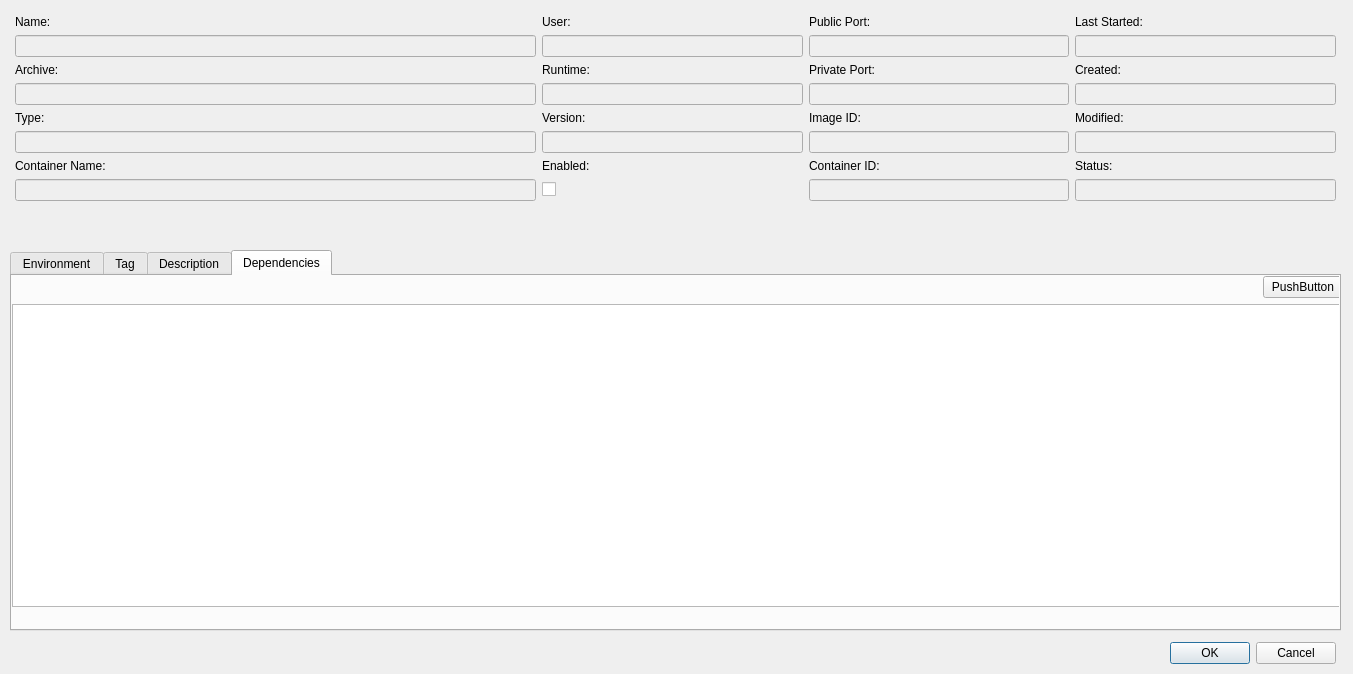
First picture: the form in src/modules/application/ApplicationEditDialog.ui, repository jensvogt/awsmock-qt-ui, before the edit.
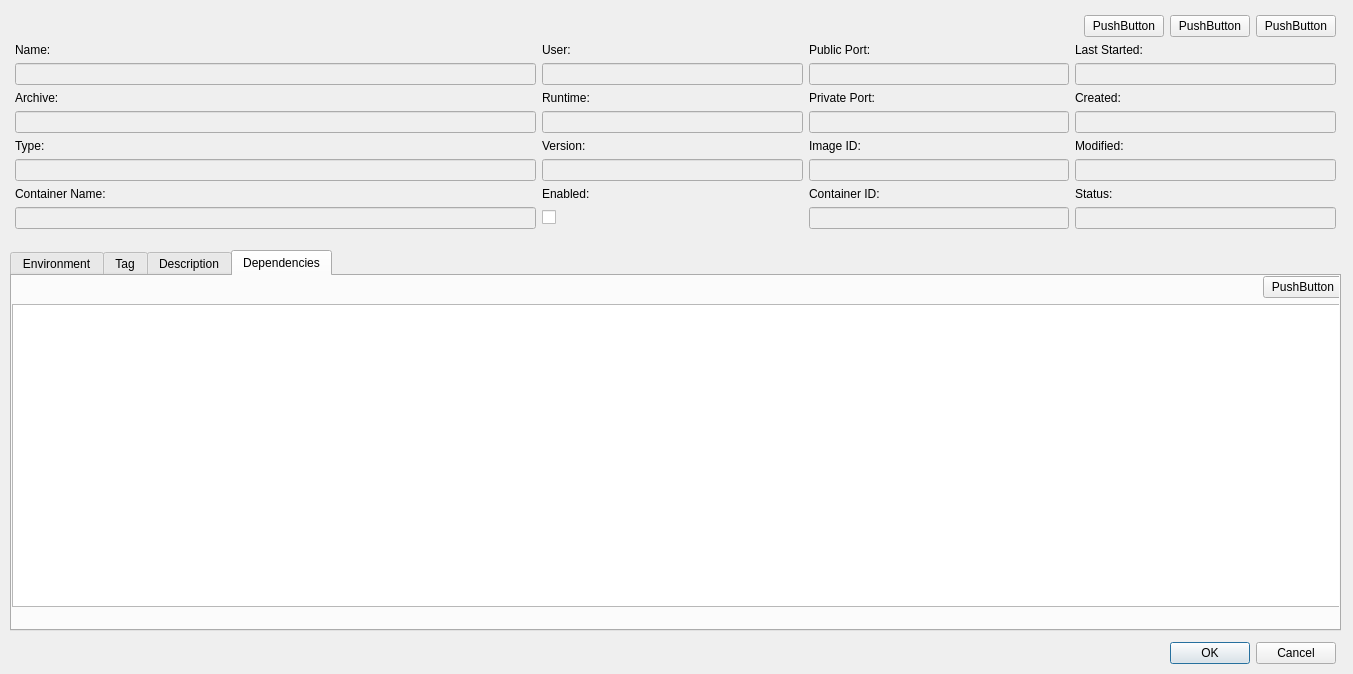
Second picture: the form after the edit.

Patch:
```diff
--- a/src/modules/application/ApplicationEditDialog.ui
+++ b/src/modules/application/ApplicationEditDialog.ui
@@ -19,10 +19,10 @@
      <x>10</x>
      <y>10</y>
      <width>1331</width>
-     <height>241</height>
+     <height>287</height>
     </rect>
    </property>
-   <layout class="QGridLayout" name="gridLayout" columnstretch="2,1,1,1">
+   <layout class="QGridLayout" name="gridLayout" rowstretch="0,0,0,0,0,0,0,0,0,0,0" columnstretch="2,1,1,1">
     <property name="leftMargin">
      <number>5</number>
     </property>
@@ -35,229 +35,195 @@
     <property name="bottomMargin">
      <number>5</number>
     </property>
-    <item row="6" column="1">
-     <widget class="QLineEdit" name="versionEdit">
-      <property name="enabled">
-       <bool>false</bool>
-      </property>
-     </widget>
-    </item>
-    <item row="7" column="0">
-     <widget class="QLabel" name="containerNameLabel">
-      <property name="text">
-       <string>Container Name:</string>
-      </property>
-     </widget>
-    </item>
-    <item row="2" column="1">
-     <widget class="QLabel" name="runtimeLabel">
-      <property name="text">
-       <string>Runtime:</string>
-      </property>
-     </widget>
-    </item>
-    <item row="5" column="3">
+    <item row="6" column="3">
      <widget class="QLabel" name="modifiedLabel">
       <property name="text">
        <string>Modified:</string>
       </property>
      </widget>
     </item>
-    <item row="0" column="0">
-     <widget class="QLabel" name="nameLabel">
-      <property name="text">
-       <string>Name:</string>
+    <item row="4" column="3">
+     <widget class="QLineEdit" name="createdEdit">
+      <property name="enabled">
+       <bool>false</bool>
       </property>
      </widget>
     </item>
-    <item row="2" column="2">
-     <widget class="QLabel" name="privatePortLabel">
+    <item row="3" column="3">
+     <widget class="QLabel" name="createdLabel">
       <property name="text">
-       <string>Private Port:</string>
+       <string>Created:</string>
       </property>
      </widget>
     </item>
-    <item row="2" column="0">
-     <widget class="QLabel" name="archiveLabel">
+    <item row="4" column="2">
+     <widget class="QLineEdit" name="privatePortEdit">
+      <property name="enabled">
+       <bool>false</bool>
+      </property>
+     </widget>
+    </item>
+    <item row="3" column="1">
+     <widget class="QLabel" name="runtimeLabel">
       <property name="text">
-       <string>Archive:</string>
+       <string>Runtime:</string>
       </property>
      </widget>
     </item>
     <item row="8" column="1">
-     <widget class="QCheckBox" name="enabledCheckBox">
+     <widget class="QLabel" name="enabledLabel">
       <property name="text">
-       <string/>
-      </property>
-     </widget>
-    </item>
-    <item row="6" column="0">
-     <widget class="QLineEdit" name="runTypeEdit">
-      <property name="enabled">
-       <bool>false</bool>
+       <string>Enabled:</string>
       </property>
      </widget>
     </item>
     <item row="6" column="2">
-     <widget class="QLineEdit" name="imageIdEdit">
-      <property name="enabled">
-       <bool>false</bool>
+     <widget class="QLabel" name="imageIdLabel">
+      <property name="text">
+       <string>Image ID:</string>
       </property>
      </widget>
     </item>
-    <item row="3" column="2">
-     <widget class="QLineEdit" name="privatePortEdit">
+    <item row="1" column="0">
+     <widget class="QLabel" name="nameLabel">
+      <property name="text">
+       <string>Name:</string>
+      </property>
+     </widget>
+    </item>
+    <item row="2" column="3">
+     <widget class="QLineEdit" name="lastStartedEdit">
       <property name="enabled">
        <bool>false</bool>
       </property>
      </widget>
     </item>
-    <item row="8" column="0">
+    <item row="1" column="2">
+     <widget class="QLabel" name="publicPortLabel">
+      <property name="text">
+       <string>Public Port:</string>
+      </property>
+     </widget>
+    </item>
+    <item row="8" column="3">
+     <widget class="QLabel" name="statusLabel">
+      <property name="text">
+       <string>Status:</string>
+      </property>
+     </widget>
+    </item>
+    <item row="9" column="0">
      <widget class="QLineEdit" name="containerNameEdit">
       <property name="enabled">
        <bool>false</bool>
       </property>
      </widget>
     </item>
-    <item row="5" column="1">
+    <item row="9" column="3">
+     <widget class="QLineEdit" name="statusEdit">
+      <property name="enabled">
+       <bool>false</bool>
+      </property>
+     </widget>
+    </item>
+    <item row="4" column="0">
+     <widget class="QLineEdit" name="archiveEdit">
+      <property name="enabled">
+       <bool>false</bool>
+      </property>
+      <property name="readOnly">
+       <bool>true</bool>
+      </property>
+     </widget>
+    </item>
+    <item row="7" column="2">
+     <widget class="QLineEdit" name="imageIdEdit">
+      <property name="enabled">
+       <bool>false</bool>
+      </property>
+     </widget>
+    </item>
+    <item row="4" column="1">
+     <widget class="QLineEdit" name="runtimeEdit">
+      <property name="enabled">
+       <bool>false</bool>
+      </property>
+      <property name="readOnly">
+       <bool>true</bool>
+      </property>
+     </widget>
+    </item>
+    <item row="7" column="3">
+     <widget class="QLineEdit" name="modifiedEdit">
+      <property name="enabled">
+       <bool>false</bool>
+      </property>
+     </widget>
+    </item>
+    <item row="7" column="0">
+     <widget class="QLineEdit" name="runTypeEdit">
+      <property name="enabled">
+       <bool>false</bool>
+      </property>
+     </widget>
+    </item>
+    <item row="1" column="1">
+     <widget class="QLabel" name="userLabel">
+      <property name="text">
+       <string>User:</string>
+      </property>
+     </widget>
+    </item>
+    <item row="6" column="1">
      <widget class="QLabel" name="versionLlabel">
       <property name="text">
        <string>Version:</string>
       </property>
      </widget>
     </item>
-    <item row="3" column="0">
-     <widget class="QLineEdit" name="archiveEdit">
-      <property name="enabled">
-       <bool>false</bool>
-      </property>
-      <property name="readOnly">
-       <bool>true</bool>
-      </property>
-     </widget>
-    </item>
-    <item row="5" column="0">
+    <item row="6" column="0">
      <widget class="QLabel" name="runTypeLabel">
       <property name="text">
        <string>Type:</string>
       </property>
      </widget>
     </item>
-    <item row="0" column="3">
+    <item row="3" column="2">
+     <widget class="QLabel" name="privatePortLabel">
+      <property name="text">
+       <string>Private Port:</string>
+      </property>
+     </widget>
+    </item>
+    <item row="1" column="3">
      <widget class="QLabel" name="lastStartedLabel">
       <property name="text">
        <string>Last Started:</string>
       </property>
      </widget>
     </item>
-    <item row="6" column="3">
-     <widget class="QLineEdit" name="modifiedEdit">
+    <item row="2" column="2">
+     <widget class="QLineEdit" name="publicPortEdit">
       <property name="enabled">
        <bool>false</bool>
       </property>
      </widget>
     </item>
-    <item row="3" column="1">
-     <widget class="QLineEdit" name="runtimeEdit">
-      <property name="enabled">
-       <bool>false</bool>
-      </property>
-      <property name="readOnly">
-       <bool>true</bool>
-      </property>
-     </widget>
-    </item>
-    <item row="1" column="0">
-     <widget class="QLineEdit" name="nameEdit">
-      <property name="enabled">
-       <bool>false</bool>
-      </property>
-      <property name="readOnly">
-       <bool>true</bool>
-      </property>
-     </widget>
-    </item>
-    <item row="0" column="2">
-     <widget class="QLabel" name="publicPortLabel">
+    <item row="3" column="0">
+     <widget class="QLabel" name="archiveLabel">
       <property name="text">
-       <string>Public Port:</string>
+       <string>Archive:</string>
       </property>
      </widget>
     </item>
-    <item row="1" column="3">
-     <widget class="QLineEdit" name="lastStartedEdit">
-      <property name="enabled">
-       <bool>false</bool>
-      </property>
-     </widget>
-    </item>
-    <item row="7" column="2">
+    <item row="8" column="2">
      <widget class="QLabel" name="containerIdLabel">
       <property name="text">
        <string>Container ID:</string>
       </property>
      </widget>
     </item>
-    <item row="8" column="2">
-     <widget class="QLineEdit" name="containerIdEdit">
-      <property name="enabled">
-       <bool>false</bool>
-      </property>
-     </widget>
-    </item>
-    <item row="3" column="3">
-     <widget class="QLineEdit" name="createdEdit">
-      <property name="enabled">
-       <bool>false</bool>
-      </property>
-     </widget>
-    </item>
-    <item row="0" column="1">
-     <widget class="QLabel" name="userLabel">
-      <property name="text">
-       <string>User:</string>
-      </property>
-     </widget>
-    </item>
-    <item row="7" column="1">
-     <widget class="QLabel" name="enabledLabel">
-      <property name="text">
-       <string>Enabled:</string>
-      </property>
-     </widget>
-    </item>
-    <item row="5" column="2">
-     <widget class="QLabel" name="imageIdLabel">
-      <property name="text">
-       <string>Image ID:</string>
-      </property>
-     </widget>
-    </item>
-    <item row="1" column="1">
-     <widget class="QLineEdit" name="userEdit">
-      <property name="enabled">
-       <bool>false</bool>
-      </property>
-      <property name="readOnly">
-       <bool>true</bool>
-      </property>
-     </widget>
-    </item>
-    <item row="2" column="3">
-     <widget class="QLabel" name="createdLabel">
-      <property name="text">
-       <string>Created:</string>
-      </property>
-     </widget>
-    </item>
-    <item row="1" column="2">
-     <widget class="QLineEdit" name="publicPortEdit">
-      <property name="enabled">
-       <bool>false</bool>
-      </property>
-     </widget>
-    </item>
-    <item row="9" column="0">
+    <item row="10" column="0">
      <spacer name="verticalSpacer">
       <property name="orientation">
        <enum>Qt::Vertical</enum>
@@ -270,20 +236,104 @@
       </property>
      </spacer>
     </item>
-    <item row="7" column="3">
-     <widget class="QLabel" name="statusLabel">
+    <item row="9" column="1">
+     <widget class="QCheckBox" name="enabledCheckBox">
       <property name="text">
-       <string>Status:</string>
+       <string/>
       </property>
      </widget>
     </item>
-    <item row="8" column="3">
-     <widget class="QLineEdit" name="statusEdit">
+    <item row="2" column="0">
+     <widget class="QLineEdit" name="nameEdit">
       <property name="enabled">
        <bool>false</bool>
       </property>
+      <property name="readOnly">
+       <bool>true</bool>
+      </property>
      </widget>
     </item>
+    <item row="9" column="2">
+     <widget class="QLineEdit" name="containerIdEdit">
+      <property name="enabled">
+       <bool>false</bool>
+      </property>
+     </widget>
+    </item>
+    <item row="2" column="1">
+     <widget class="QLineEdit" name="userEdit">
+      <property name="enabled">
+       <bool>false</bool>
+      </property>
+      <property name="readOnly">
+       <bool>true</bool>
+      </property>
+     </widget>
+    </item>
+    <item row="8" column="0">
+     <widget class="QLabel" name="containerNameLabel">
+      <property name="text">
+       <string>Container Name:</string>
+      </property>
+     </widget>
+    </item>
+    <item row="7" column="1">
+     <widget class="QLineEdit" name="versionEdit">
+      <property name="enabled">
+       <bool>false</bool>
+      </property>
+     </widget>
+    </item>
+    <item row="0" column="0" colspan="4">
+     <layout class="QHBoxLayout" name="horizontalLayout_4" stretch="0,0,0,0">
+      <property name="topMargin">
+       <number>0</number>
+      </property>
+      <property name="bottomMargin">
+       <number>0</number>
+      </property>
+      <item>
+       <spacer name="horizontalSpacer_4">
+        <property name="orientation">
+         <enum>Qt::Horizontal</enum>
+        </property>
+        <property name="sizeHint" stdset="0">
+         <size>
+          <width>40</width>
+          <height>20</height>
+         </size>
+        </property>
+       </spacer>
+      </item>
+      <item>
+       <widget class="QPushButton" name="startButton">
+        <property name="toolTip">
+         <string>Start the application.</string>
+        </property>
+        <property name="text">
+         <string>PushButton</string>
+        </property>
+       </widget>
+      </item>
+      <item>
+       <widget class="QPushButton" name="stopButton">
+        <property name="toolTip">
+         <string>Stop the application.</string>
+        </property>
+        <property name="text">
+         <string>PushButton</string>
+        </property>
+       </widget>
+      </item>
+      <item>
+       <widget class="QPushButton" name="refreshButton">
+        <property name="text">
+         <string>PushButton</string>
+        </property>
+       </widget>
+      </item>
+     </layout>
+    </item>
    </layout>
   </widget>
   <widget class="QTabWidget" name="tabWidget">
```
